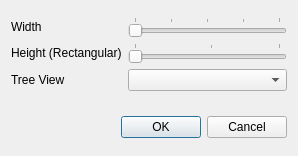
Old version of the form src/corelibs/U2View/src/phyltree/ui/TreeSettingsDialog.ui in the repository violethaze74/ugene.
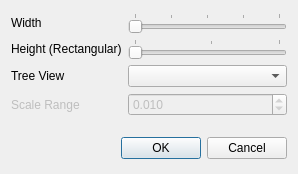
New version of the form.

```diff
--- a/src/corelibs/U2View/src/phyltree/ui/TreeSettingsDialog.ui
+++ b/src/corelibs/U2View/src/phyltree/ui/TreeSettingsDialog.ui
@@ -7,7 +7,7 @@
     <x>0</x>
     <y>0</y>
     <width>298</width>
-    <height>156</height>
+    <height>174</height>
    </rect>
   </property>
   <property name="windowTitle">
@@ -94,6 +94,35 @@
        </property>
       </widget>
      </item>
+     <item row="3" column="0">
+      <widget class="QLabel" name="scaleLabel">
+       <property name="enabled">
+        <bool>false</bool>
+       </property>
+       <property name="text">
+        <string>Scale Range</string>
+       </property>
+      </widget>
+     </item>
+     <item row="3" column="1">
+      <widget class="QDoubleSpinBox" name="scaleSpinBox">
+       <property name="enabled">
+        <bool>false</bool>
+       </property>
+       <property name="decimals">
+        <number>3</number>
+       </property>
+       <property name="minimum">
+        <double>0.001000000000000</double>
+       </property>
+       <property name="singleStep">
+        <double>0.001000000000000</double>
+       </property>
+       <property name="value">
+        <double>0.010000000000000</double>
+       </property>
+      </widget>
+     </item>
     </layout>
    </item>
    <item row="2" column="0">
```
